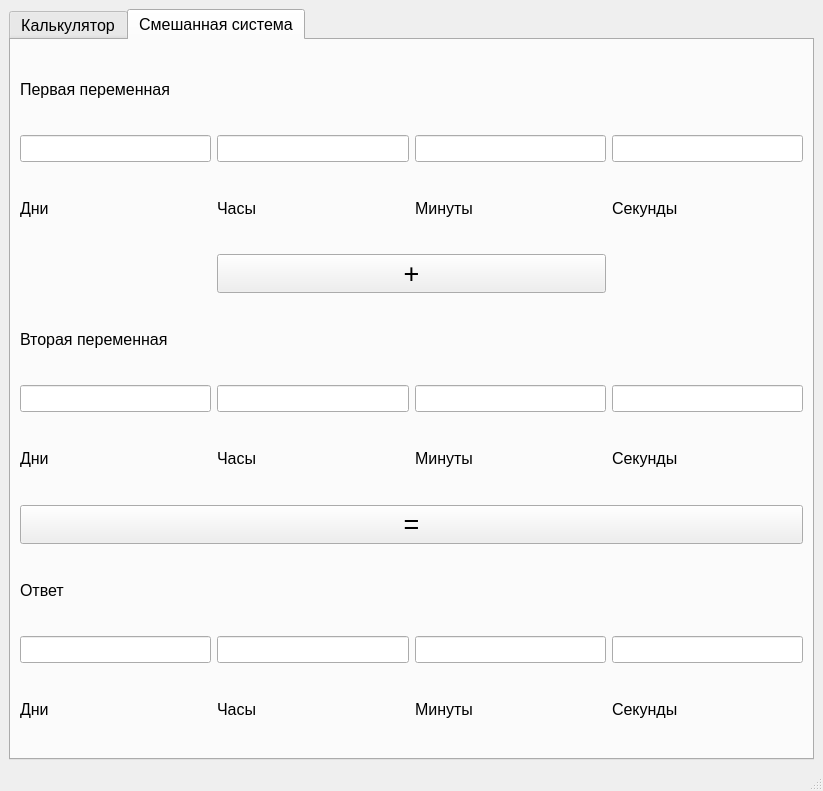
Above: calculator.ui from ZyNordd/Calculator before the change. Below: the same form after it.
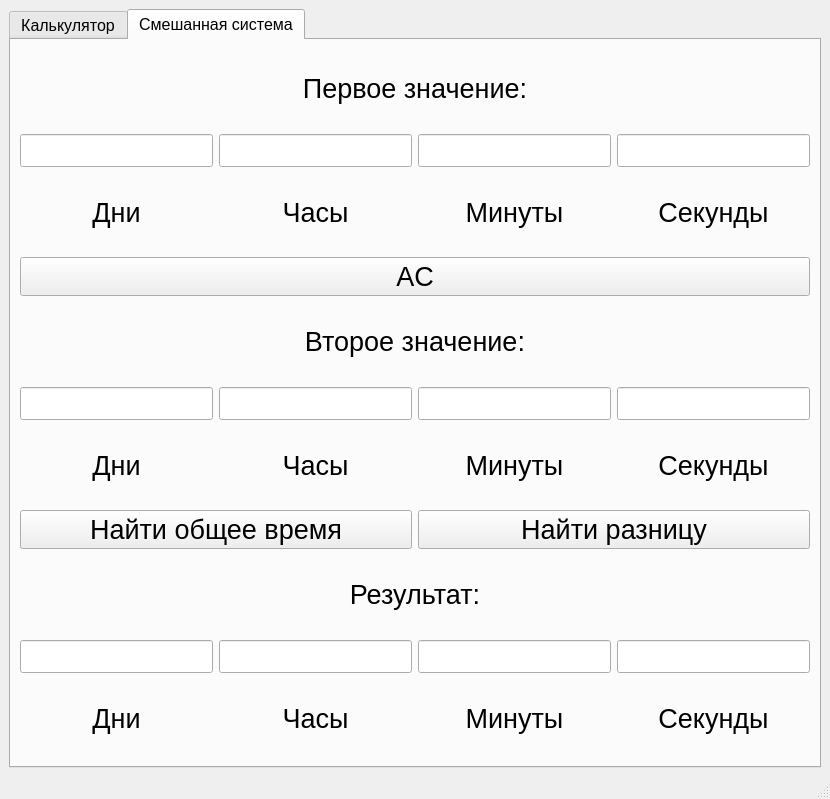
That is the form after the change.

```diff
--- a/calculator.ui
+++ b/calculator.ui
@@ -7,7 +7,7 @@
     <x>0</x>
     <y>0</y>
     <width>823</width>
-    <height>791</height>
+    <height>799</height>
    </rect>
   </property>
   <property name="sizePolicy">
@@ -636,168 +636,375 @@
         <string>Смешанная система</string>
        </attribute>
        <layout class="QGridLayout" name="gridLayout_4">
+        <item row="1" column="2">
+         <widget class="QLineEdit" name="lineEdit_firstMinute">
+          <property name="font">
+           <font>
+            <pointsize>16</pointsize>
+           </font>
+          </property>
+         </widget>
+        </item>
+        <item row="2" column="3">
+         <widget class="QLabel" name="label_firstSec">
+          <property name="font">
+           <font>
+            <pointsize>20</pointsize>
+           </font>
+          </property>
+          <property name="text">
+           <string>Секунды</string>
+          </property>
+          <property name="alignment">
+           <set>Qt::AlignCenter</set>
+          </property>
+         </widget>
+        </item>
         <item row="0" column="0" colspan="4">
          <widget class="QLabel" name="label_firstMixVar">
-          <property name="text">
-           <string>Первая переменная</string>
+          <property name="font">
+           <font>
+            <pointsize>20</pointsize>
+           </font>
           </property>
-         </widget>
-        </item>
-        <item row="1" column="0">
-         <widget class="QLineEdit" name="lineEdit_firstDay"/>
-        </item>
-        <item row="1" column="1">
-         <widget class="QLineEdit" name="lineEdit_firstHour"/>
-        </item>
-        <item row="1" column="2">
-         <widget class="QLineEdit" name="lineEdit_firstMinute"/>
-        </item>
-        <item row="1" column="3">
-         <widget class="QLineEdit" name="lineEdit_firstSec"/>
-        </item>
-        <item row="2" column="0">
-         <widget class="QLabel" name="label_firstDay">
           <property name="text">
-           <string>Дни</string>
+           <string>Первое значение:</string>
+          </property>
+          <property name="alignment">
+           <set>Qt::AlignCenter</set>
           </property>
          </widget>
         </item>
         <item row="2" column="1">
          <widget class="QLabel" name="label_firstHour">
+          <property name="font">
+           <font>
+            <pointsize>20</pointsize>
+           </font>
+          </property>
           <property name="text">
            <string>Часы</string>
+          </property>
+          <property name="alignment">
+           <set>Qt::AlignCenter</set>
+          </property>
+         </widget>
+        </item>
+        <item row="6" column="3">
+         <widget class="QLineEdit" name="lineEdit_secondSec">
+          <property name="font">
+           <font>
+            <pointsize>16</pointsize>
+           </font>
+          </property>
+         </widget>
+        </item>
+        <item row="10" column="0">
+         <widget class="QLineEdit" name="lineEdit_answerDay">
+          <property name="font">
+           <font>
+            <pointsize>16</pointsize>
+           </font>
+          </property>
+         </widget>
+        </item>
+        <item row="10" column="1">
+         <widget class="QLineEdit" name="lineEdit_answerHour">
+          <property name="font">
+           <font>
+            <pointsize>16</pointsize>
+           </font>
+          </property>
+         </widget>
+        </item>
+        <item row="1" column="3">
+         <widget class="QLineEdit" name="lineEdit_firstSec">
+          <property name="font">
+           <font>
+            <pointsize>16</pointsize>
+           </font>
           </property>
          </widget>
         </item>
         <item row="2" column="2">
          <widget class="QLabel" name="label_firstMinute">
-          <property name="text">
-           <string>Минуты</string>
-          </property>
-         </widget>
-        </item>
-        <item row="2" column="3">
-         <widget class="QLabel" name="label_firstSec">
-          <property name="text">
-           <string>Секунды</string>
-          </property>
-         </widget>
-        </item>
-        <item row="3" column="1" colspan="2">
-         <widget class="QPushButton" name="pushButton_operatorSwaper">
           <property name="font">
            <font>
             <pointsize>20</pointsize>
            </font>
           </property>
           <property name="text">
-           <string>+</string>
+           <string>Минуты</string>
+          </property>
+          <property name="alignment">
+           <set>Qt::AlignCenter</set>
           </property>
          </widget>
         </item>
-        <item row="4" column="0" colspan="4">
+        <item row="5" column="0" colspan="4">
          <widget class="QLabel" name="label_secondVar">
+          <property name="font">
+           <font>
+            <pointsize>20</pointsize>
+           </font>
+          </property>
           <property name="text">
-           <string>Вторая переменная</string>
+           <string>Второе значение:</string>
           </property>
+          <property name="alignment">
+           <set>Qt::AlignCenter</set>
+          </property>
          </widget>
         </item>
-        <item row="5" column="0">
-         <widget class="QLineEdit" name="lineEdit_secondDay"/>
+        <item row="10" column="3">
+         <widget class="QLineEdit" name="lineEdit_answerSec">
+          <property name="font">
+           <font>
+            <pointsize>16</pointsize>
+           </font>
+          </property>
+         </widget>
         </item>
-        <item row="5" column="1">
-         <widget class="QLineEdit" name="lineEdit_secondHour"/>
+        <item row="9" column="0" colspan="4">
+         <widget class="QLabel" name="label_answer">
+          <property name="font">
+           <font>
+            <pointsize>20</pointsize>
+           </font>
+          </property>
+          <property name="text">
+           <string>Результат:</string>
+          </property>
+          <property name="alignment">
+           <set>Qt::AlignCenter</set>
+          </property>
+         </widget>
         </item>
-        <item row="5" column="2">
-         <widget class="QLineEdit" name="lineEdit_secondMinute"/>
+        <item row="1" column="0">
+         <widget class="QLineEdit" name="lineEdit_firstDay">
+          <property name="font">
+           <font>
+            <pointsize>16</pointsize>
+           </font>
+          </property>
+         </widget>
         </item>
-        <item row="5" column="3">
-         <widget class="QLineEdit" name="lineEdit_secondSec"/>
+        <item row="11" column="0">
+         <widget class="QLabel" name="label_answerDay">
+          <property name="font">
+           <font>
+            <pointsize>20</pointsize>
+           </font>
+          </property>
+          <property name="text">
+           <string>Дни</string>
+          </property>
+          <property name="alignment">
+           <set>Qt::AlignCenter</set>
+          </property>
+         </widget>
         </item>
-        <item row="6" column="0">
+        <item row="11" column="2">
+         <widget class="QLabel" name="label_answerMinute">
+          <property name="font">
+           <font>
+            <pointsize>20</pointsize>
+           </font>
+          </property>
+          <property name="text">
+           <string>Минуты</string>
+          </property>
+          <property name="alignment">
+           <set>Qt::AlignCenter</set>
+          </property>
+         </widget>
+        </item>
+        <item row="1" column="1">
+         <widget class="QLineEdit" name="lineEdit_firstHour">
+          <property name="font">
+           <font>
+            <pointsize>16</pointsize>
+           </font>
+          </property>
+         </widget>
+        </item>
+        <item row="6" column="2">
+         <widget class="QLineEdit" name="lineEdit_secondMinute">
+          <property name="font">
+           <font>
+            <pointsize>16</pointsize>
+           </font>
+          </property>
+         </widget>
+        </item>
+        <item row="7" column="3">
+         <widget class="QLabel" name="label_secondSec">
+          <property name="font">
+           <font>
+            <pointsize>20</pointsize>
+           </font>
+          </property>
+          <property name="text">
+           <string>Секунды</string>
+          </property>
+          <property name="alignment">
+           <set>Qt::AlignCenter</set>
+          </property>
+         </widget>
+        </item>
+        <item row="7" column="0">
          <widget class="QLabel" name="label_secondDay">
+          <property name="font">
+           <font>
+            <pointsize>20</pointsize>
+           </font>
+          </property>
           <property name="text">
            <string>Дни</string>
+          </property>
+          <property name="alignment">
+           <set>Qt::AlignCenter</set>
+          </property>
+         </widget>
+        </item>
+        <item row="11" column="3">
+         <widget class="QLabel" name="label_answerSec">
+          <property name="font">
+           <font>
+            <pointsize>20</pointsize>
+           </font>
+          </property>
+          <property name="text">
+           <string>Секунды</string>
+          </property>
+          <property name="alignment">
+           <set>Qt::AlignCenter</set>
+          </property>
+         </widget>
+        </item>
+        <item row="2" column="0">
+         <widget class="QLabel" name="label_firstDay">
+          <property name="font">
+           <font>
+            <pointsize>20</pointsize>
+           </font>
+          </property>
+          <property name="layoutDirection">
+           <enum>Qt::LeftToRight</enum>
+          </property>
+          <property name="text">
+           <string>Дни</string>
+          </property>
+          <property name="alignment">
+           <set>Qt::AlignCenter</set>
+          </property>
+         </widget>
+        </item>
+        <item row="6" column="0">
+         <widget class="QLineEdit" name="lineEdit_secondDay">
+          <property name="font">
+           <font>
+            <pointsize>16</pointsize>
+           </font>
+          </property>
+         </widget>
+        </item>
+        <item row="11" column="1">
+         <widget class="QLabel" name="label_answerHour">
+          <property name="font">
+           <font>
+            <pointsize>20</pointsize>
+           </font>
+          </property>
+          <property name="text">
+           <string>Часы</string>
+          </property>
+          <property name="alignment">
+           <set>Qt::AlignCenter</set>
           </property>
          </widget>
         </item>
         <item row="6" column="1">
+         <widget class="QLineEdit" name="lineEdit_secondHour">
+          <property name="font">
+           <font>
+            <pointsize>16</pointsize>
+           </font>
+          </property>
+         </widget>
+        </item>
+        <item row="7" column="1">
          <widget class="QLabel" name="label_secondHour">
+          <property name="font">
+           <font>
+            <pointsize>20</pointsize>
+           </font>
+          </property>
           <property name="text">
            <string>Часы</string>
           </property>
+          <property name="alignment">
+           <set>Qt::AlignCenter</set>
+          </property>
          </widget>
         </item>
-        <item row="6" column="2">
+        <item row="7" column="2">
          <widget class="QLabel" name="label_secondMinute">
-          <property name="text">
-           <string>Минуты</string>
-          </property>
-         </widget>
-        </item>
-        <item row="6" column="3">
-         <widget class="QLabel" name="label_secondSec">
-          <property name="text">
-           <string>Секунды</string>
-          </property>
-         </widget>
-        </item>
-        <item row="7" column="0" colspan="4">
-         <widget class="QPushButton" name="pushButton">
           <property name="font">
            <font>
             <pointsize>20</pointsize>
            </font>
           </property>
           <property name="text">
-           <string>=</string>
+           <string>Минуты</string>
           </property>
-         </widget>
-        </item>
-        <item row="8" column="0" colspan="4">
-         <widget class="QLabel" name="label_answer">
-          <property name="text">
-           <string>Ответ</string>
-          </property>
-         </widget>
-        </item>
-        <item row="9" column="0">
-         <widget class="QLineEdit" name="lineEdit_answerDay"/>
-        </item>
-        <item row="9" column="1">
-         <widget class="QLineEdit" name="lineEdit_answerHour"/>
-        </item>
-        <item row="9" column="2">
-         <widget class="QLineEdit" name="lineEdit_answerMinute"/>
-        </item>
-        <item row="9" column="3">
-         <widget class="QLineEdit" name="lineEdit_answerSec"/>
-        </item>
-        <item row="10" column="0">
-         <widget class="QLabel" name="label_answerDay">
-          <property name="text">
-           <string>Дни</string>
-          </property>
-         </widget>
-        </item>
-        <item row="10" column="1">
-         <widget class="QLabel" name="label_answerHour">
-          <property name="text">
-           <string>Часы</string>
+          <property name="alignment">
+           <set>Qt::AlignCenter</set>
           </property>
          </widget>
         </item>
         <item row="10" column="2">
-         <widget class="QLabel" name="label_answerMinute">
+         <widget class="QLineEdit" name="lineEdit_answerMinute">
+          <property name="font">
+           <font>
+            <pointsize>16</pointsize>
+           </font>
+          </property>
+         </widget>
+        </item>
+        <item row="8" column="0" colspan="2">
+         <widget class="QPushButton" name="pushButton_plusMixed">
+          <property name="font">
+           <font>
+            <pointsize>20</pointsize>
+           </font>
+          </property>
           <property name="text">
-           <string>Минуты</string>
+           <string>Найти общее время</string>
           </property>
          </widget>
         </item>
-        <item row="10" column="3">
-         <widget class="QLabel" name="label_answerSec">
+        <item row="8" column="2" colspan="2">
+         <widget class="QPushButton" name="pushButton_minusMixed">
+          <property name="font">
+           <font>
+            <pointsize>20</pointsize>
+           </font>
+          </property>
           <property name="text">
-           <string>Секунды</string>
+           <string>Найти разницу</string>
+          </property>
+         </widget>
+        </item>
+        <item row="3" column="0" colspan="4">
+         <widget class="QPushButton" name="pushButton_ACMixed">
+          <property name="font">
+           <font>
+            <pointsize>20</pointsize>
+           </font>
+          </property>
+          <property name="text">
+           <string>AC</string>
           </property>
          </widget>
         </item>
@@ -813,7 +1020,7 @@
      <x>0</x>
      <y>0</y>
      <width>823</width>
-     <height>26</height>
+     <height>25</height>
     </rect>
    </property>
   </widget>
```
